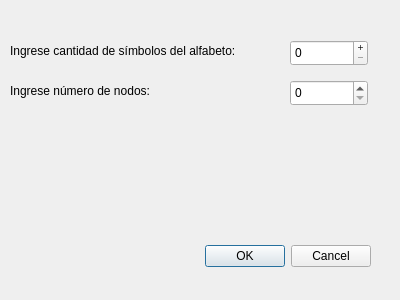
This is GUI/Proyecto-Atomatas-GUI/ventanaingreso.ui in Santasy/Proyecto-Automatas as Qt 5 draws it before an edit. The edited form follows.
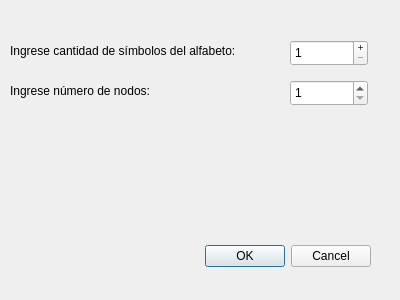
This is the edited form.

What changed in the file:
```diff
--- a/GUI/Proyecto-Atomatas-GUI/ventanaingreso.ui
+++ b/GUI/Proyecto-Atomatas-GUI/ventanaingreso.ui
@@ -68,7 +68,7 @@
     </rect>
    </property>
    <property name="minimum">
-    <number>0</number>
+    <number>1</number>
    </property>
    <property name="singleStep">
     <number>1</number>
@@ -90,7 +90,10 @@
     <enum>QAbstractSpinBox::PlusMinus</enum>
    </property>
    <property name="minimum">
-    <number>0</number>
+    <number>1</number>
+   </property>
+   <property name="maximum">
+    <number>62</number>
    </property>
   </widget>
  </widget>
```
